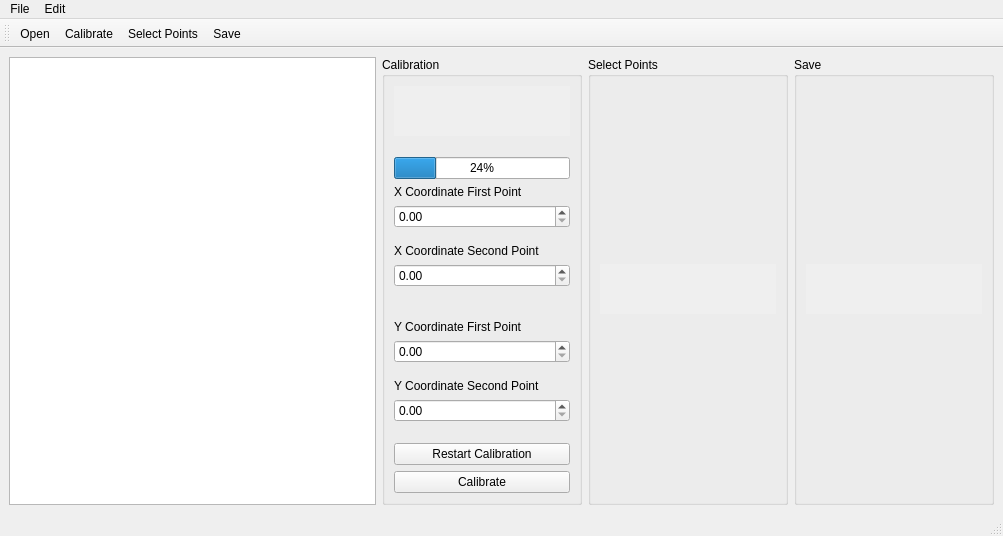
Before: the Qt Designer form digitiser.ui in EddyDavies/Year3_Graph_Digitiser, drawn with Qt 5.
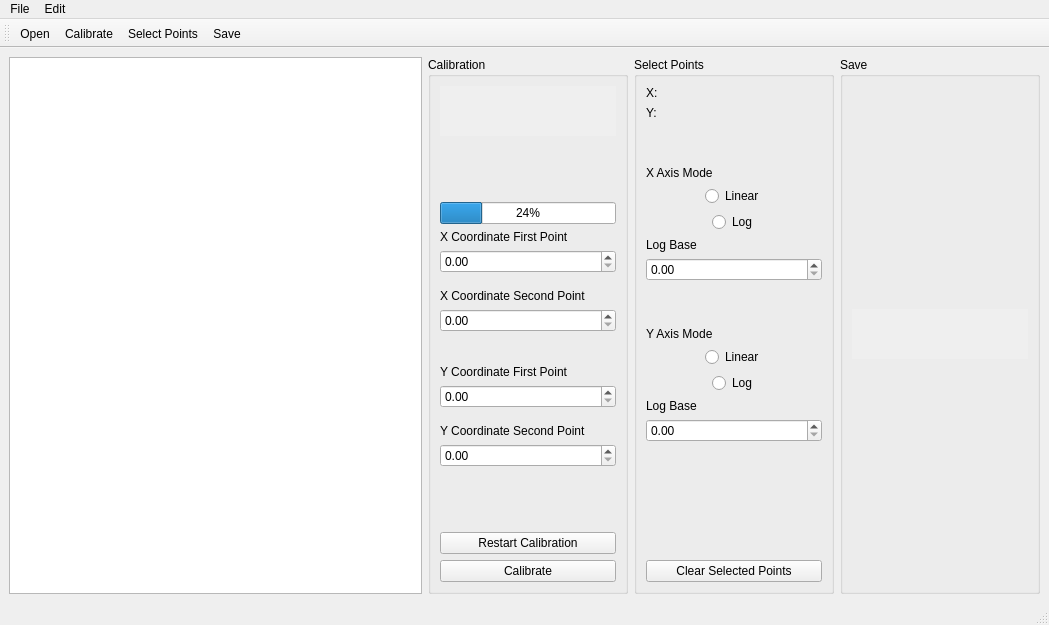
After: the same form once the commit is applied. Icons and pictures are not drawn.

Commit message: Log Modes Functional

What changed in the file:
```diff
--- a/digitiser.ui
+++ b/digitiser.ui
@@ -6,8 +6,8 @@
    <rect>
     <x>0</x>
     <y>0</y>
-    <width>1003</width>
-    <height>536</height>
+    <width>1049</width>
+    <height>625</height>
    </rect>
   </property>
   <property name="windowTitle">
@@ -258,32 +258,302 @@
       <property name="title">
        <string>Select Points</string>
       </property>
-      <layout class="QGridLayout" name="gridLayout_3">
-       <item row="0" column="0">
-        <widget class="QLabel" name="selectPointsInstruct">
-         <property name="enabled">
-          <bool>true</bool>
+      <layout class="QVBoxLayout" name="verticalLayout_2">
+       <item>
+        <layout class="QHBoxLayout" name="horizontalLayout_3">
+         <item>
+          <widget class="QLabel" name="label_2">
+           <property name="sizePolicy">
+            <sizepolicy hsizetype="Fixed" vsizetype="Preferred">
+             <horstretch>0</horstretch>
+             <verstretch>0</verstretch>
+            </sizepolicy>
+           </property>
+           <property name="text">
+            <string>X: </string>
+           </property>
+          </widget>
+         </item>
+         <item>
+          <widget class="QLabel" name="xLabel">
+           <property name="styleSheet">
+            <string notr="true">font: 20pt &quot;MS Shell Dlg 2&quot;;</string>
+           </property>
+           <property name="text">
+            <string/>
+           </property>
+           <property name="alignment">
+            <set>Qt::AlignCenter</set>
+           </property>
+          </widget>
+         </item>
+        </layout>
+       </item>
+       <item>
+        <layout class="QHBoxLayout" name="horizontalLayout_2">
+         <item>
+          <widget class="QLabel" name="label">
+           <property name="sizePolicy">
+            <sizepolicy hsizetype="Fixed" vsizetype="Preferred">
+             <horstretch>0</horstretch>
+             <verstretch>0</verstretch>
+            </sizepolicy>
+           </property>
+           <property name="text">
+            <string>Y: </string>
+           </property>
+          </widget>
+         </item>
+         <item>
+          <widget class="QLabel" name="yLabel">
+           <property name="styleSheet">
+            <string notr="true">font: 20pt &quot;MS Shell Dlg 2&quot;;</string>
+           </property>
+           <property name="text">
+            <string/>
+           </property>
+           <property name="alignment">
+            <set>Qt::AlignCenter</set>
+           </property>
+          </widget>
+         </item>
+        </layout>
+       </item>
+       <item>
+        <spacer name="verticalSpacer_8">
+         <property name="orientation">
+          <enum>Qt::Vertical</enum>
          </property>
-         <property name="sizePolicy">
-          <sizepolicy hsizetype="Ignored" vsizetype="Fixed">
-           <horstretch>0</horstretch>
-           <verstretch>0</verstretch>
-          </sizepolicy>
+         <property name="sizeType">
+          <enum>QSizePolicy::Fixed</enum>
          </property>
-         <property name="minimumSize">
+         <property name="sizeHint" stdset="0">
           <size>
-           <width>0</width>
-           <height>50</height>
+           <width>20</width>
+           <height>40</height>
           </size>
          </property>
-         <property name="autoFillBackground">
-          <bool>true</bool>
+        </spacer>
+       </item>
+       <item>
+        <widget class="QLabel" name="label_7">
+         <property name="text">
+          <string>X Axis Mode</string>
          </property>
+        </widget>
+       </item>
+       <item>
+        <layout class="QGridLayout" name="gridLayout_6">
+         <item row="0" column="0">
+          <spacer name="horizontalSpacer_17">
+           <property name="orientation">
+            <enum>Qt::Horizontal</enum>
+           </property>
+           <property name="sizeHint" stdset="0">
+            <size>
+             <width>40</width>
+             <height>20</height>
+            </size>
+           </property>
+          </spacer>
+         </item>
+         <item row="0" column="1" colspan="3">
+          <widget class="QRadioButton" name="xLinear">
+           <property name="text">
+            <string>Linear</string>
+           </property>
+           <attribute name="buttonGroup">
+            <string notr="true">buttonGroup</string>
+           </attribute>
+          </widget>
+         </item>
+         <item row="0" column="4">
+          <spacer name="horizontalSpacer_18">
+           <property name="orientation">
+            <enum>Qt::Horizontal</enum>
+           </property>
+           <property name="sizeHint" stdset="0">
+            <size>
+             <width>40</width>
+             <height>20</height>
+            </size>
+           </property>
+          </spacer>
+         </item>
+         <item row="1" column="0" colspan="2">
+          <spacer name="horizontalSpacer_19">
+           <property name="orientation">
+            <enum>Qt::Horizontal</enum>
+           </property>
+           <property name="sizeHint" stdset="0">
+            <size>
+             <width>40</width>
+             <height>20</height>
+            </size>
+           </property>
+          </spacer>
+         </item>
+         <item row="1" column="2">
+          <widget class="QRadioButton" name="xLog">
+           <property name="text">
+            <string>Log</string>
+           </property>
+           <attribute name="buttonGroup">
+            <string notr="true">buttonGroup</string>
+           </attribute>
+          </widget>
+         </item>
+         <item row="1" column="3" colspan="2">
+          <spacer name="horizontalSpacer_20">
+           <property name="orientation">
+            <enum>Qt::Horizontal</enum>
+           </property>
+           <property name="sizeHint" stdset="0">
+            <size>
+             <width>40</width>
+             <height>20</height>
+            </size>
+           </property>
+          </spacer>
+         </item>
+        </layout>
+       </item>
+       <item>
+        <widget class="QLabel" name="xLogBaseLabel">
          <property name="text">
-          <string/>
+          <string>Log Base</string>
          </property>
-         <property name="wordWrap">
-          <bool>true</bool>
+        </widget>
+       </item>
+       <item>
+        <widget class="QDoubleSpinBox" name="xLogBaseBox"/>
+       </item>
+       <item>
+        <spacer name="verticalSpacer_6">
+         <property name="orientation">
+          <enum>Qt::Vertical</enum>
+         </property>
+         <property name="sizeType">
+          <enum>QSizePolicy::Fixed</enum>
+         </property>
+         <property name="sizeHint" stdset="0">
+          <size>
+           <width>20</width>
+           <height>40</height>
+          </size>
+         </property>
+        </spacer>
+       </item>
+       <item>
+        <widget class="QLabel" name="label_3">
+         <property name="text">
+          <string>Y Axis Mode</string>
+         </property>
+        </widget>
+       </item>
+       <item>
+        <layout class="QGridLayout" name="gridLayout">
+         <item row="0" column="0">
+          <spacer name="horizontalSpacer_2">
+           <property name="orientation">
+            <enum>Qt::Horizontal</enum>
+           </property>
+           <property name="sizeHint" stdset="0">
+            <size>
+             <width>40</width>
+             <height>20</height>
+            </size>
+           </property>
+          </spacer>
+         </item>
+         <item row="0" column="1" colspan="3">
+          <widget class="QRadioButton" name="yLinear">
+           <property name="text">
+            <string>Linear</string>
+           </property>
+           <attribute name="buttonGroup">
+            <string notr="true">buttonGroup_2</string>
+           </attribute>
+          </widget>
+         </item>
+         <item row="0" column="4">
+          <spacer name="horizontalSpacer_3">
+           <property name="orientation">
+            <enum>Qt::Horizontal</enum>
+           </property>
+           <property name="sizeHint" stdset="0">
+            <size>
+             <width>40</width>
+             <height>20</height>
+            </size>
+           </property>
+          </spacer>
+         </item>
+         <item row="1" column="0" colspan="2">
+          <spacer name="horizontalSpacer">
+           <property name="orientation">
+            <enum>Qt::Horizontal</enum>
+           </property>
+           <property name="sizeHint" stdset="0">
+            <size>
+             <width>40</width>
+             <height>20</height>
+            </size>
+           </property>
+          </spacer>
+         </item>
+         <item row="1" column="2">
+          <widget class="QRadioButton" name="yLog">
+           <property name="text">
+            <string>Log</string>
+           </property>
+           <attribute name="buttonGroup">
+            <string notr="true">buttonGroup_2</string>
+           </attribute>
+          </widget>
+         </item>
+         <item row="1" column="3" colspan="2">
+          <spacer name="horizontalSpacer_4">
+           <property name="orientation">
+            <enum>Qt::Horizontal</enum>
+           </property>
+           <property name="sizeHint" stdset="0">
+            <size>
+             <width>40</width>
+             <height>20</height>
+            </size>
+           </property>
+          </spacer>
+         </item>
+        </layout>
+       </item>
+       <item>
+        <widget class="QLabel" name="yLogBaseLabel">
+         <property name="text">
+          <string>Log Base</string>
+         </property>
+        </widget>
+       </item>
+       <item>
+        <widget class="QDoubleSpinBox" name="yLogBaseBox"/>
+       </item>
+       <item>
+        <spacer name="verticalSpacer_7">
+         <property name="orientation">
+          <enum>Qt::Vertical</enum>
+         </property>
+         <property name="sizeHint" stdset="0">
+          <size>
+           <width>20</width>
+           <height>40</height>
+          </size>
+         </property>
+        </spacer>
+       </item>
+       <item>
+        <widget class="QPushButton" name="clearPoints">
+         <property name="text">
+          <string>Clear Selected Points</string>
          </property>
         </widget>
        </item>
@@ -352,7 +622,7 @@
     <rect>
      <x>0</x>
      <y>0</y>
-     <width>1003</width>
+     <width>1049</width>
      <height>22</height>
     </rect>
    </property>
```
Left out of the diff: 12 changed lines with no effect on the pictures. The commit also changes 4 other files.
